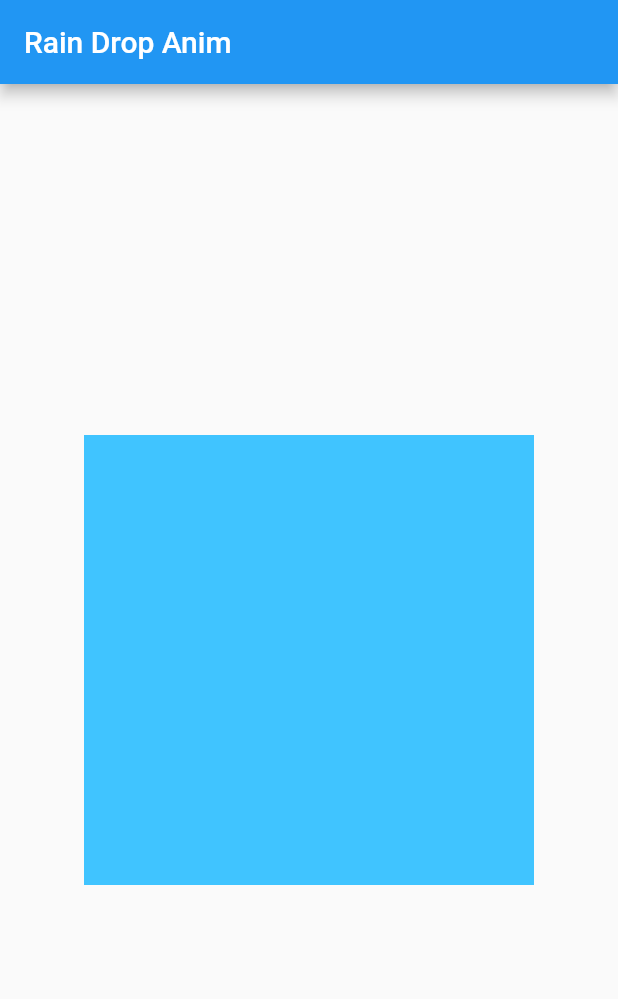
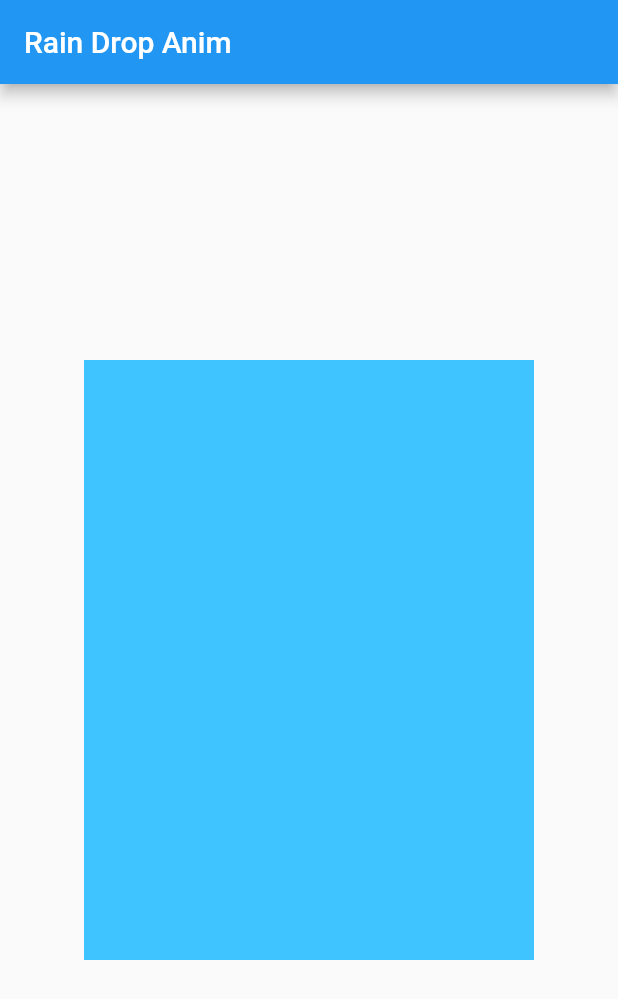
Before and after one commit to kevin-zhan/RainDropWidget, a Flutter app: the screen it shows after launch, on a phone screen of 412 x 824 dp. Shown: the top 999 px of the screen. Run offline on Flutter 3.47's test engine with Material 2 defaults, Android fonts, the phone set to English and light mode, and no system bars.

Commit message:
重构抽出RainDropWidget

```diff
--- a/lib/main.dart
+++ b/lib/main.dart
@@ -2,6 +2,7 @@ import 'package:flutter/material.dart';
 import 'package:flutter/rendering.dart' show debugPaintSizeEnabled;
 
 import 'rain_drop.dart';
+
 void main() {
   debugPaintSizeEnabled = true;
   runApp(MyApp());
@@ -30,57 +31,18 @@ class MyHomePage extends StatefulWidget {
   _MyHomePageState createState() => _MyHomePageState();
 }
 
-class _MyHomePageState extends State<MyHomePage> with TickerProviderStateMixin{
-
-  List<RainDropDrawer> rainList;
-  final GlobalKey paintKey = GlobalKey();
-  AnimationController animation;
-
+class _MyHomePageState extends State<MyHomePage> with TickerProviderStateMixin {
   @override
   void initState() {
     super.initState();
-    rainList = List();
-    animation = new AnimationController(
-      // 这个动画应该持续的时间长短
-        duration: const Duration(milliseconds: 500),
-        vsync: this
-    )..addListener(() {
-      if(rainList.isEmpty) {
-        animation.stop();
-      }
-      setState(() {
-
-      });
-    });
-
   }
 
   @override
   Widget build(BuildContext context) {
     return Scaffold(
-      appBar: AppBar(
-        title: Text(widget.title),
-      ),
-      body: Center(
-        child: Container(
-          color: Colors.lightBlueAccent,
-          child: GestureDetector(
-            key: paintKey,
-            onTapUp: (TapUpDetails tapUp) {
-              RenderBox getBox = paintKey.currentContext.findRenderObject();
-              var localOffset = getBox.globalToLocal(tapUp.globalPosition);
-
-              var rainDrop = RainDropDrawer(localOffset.dx, localOffset.dy);
-              rainList.add(rainDrop);
-              animation.repeat();
-            },
-            child: CustomPaint(
-              painter: RainDrop(rainList),
-              size: Size(300, 300),
-            ),
-          ),
-        )
+        appBar: AppBar(
+          title: Text(widget.title),
         ),
-      );
+        body: Center(child: RainDropWidget(width: 300, height: 400,)));
   }
 }
--- a/lib/rain_drop.dart
+++ b/lib/rain_drop.dart
@@ -1,10 +1,76 @@
 import 'package:flutter/rendering.dart';
+import 'package:flutter/material.dart';
+
+class RainDropWidget extends StatefulWidget {
+
+  RainDropWidget({Key key, this.width, this.height}) : super(key: key);
+
+  final double width;
+  final double height;
+
+  @override
+  State<StatefulWidget> createState() {
+    return RainDropState(width, height);
+  }
+}
+
+class RainDropState extends State<RainDropWidget>
+    with TickerProviderStateMixin {
+  List<RainDropDrawer> _rainList;
+  AnimationController _animation;
+  double _width = 300;
+  double _height = 300;
+
+  RainDropState(double width, double height) {
+    _width = width ?? _width;
+    _height = height ?? _height;
+  }
+
+  @override
+  void initState() {
+    super.initState();
+    _rainList = List();
+    _animation = new AnimationController(
+      // 因为是repeat的，这里的duration其实不care
+        duration: const Duration(milliseconds: 200),
+        vsync: this)
+      ..addListener(() {
+        if (_rainList.isEmpty) {
+          _animation.stop();
+        }
+        setState(() {});
+      });
+  }
+
+  @override
+  Widget build(BuildContext context) {
+    return Container(
+      color: Colors.lightBlueAccent,
+      width: _width,
+      height: _height,
+      child: GestureDetector(
+        onTapUp: (TapUpDetails tapUp) {
+          RenderBox getBox = context.findRenderObject();
+          var localOffset = getBox.globalToLocal(tapUp.globalPosition);
+
+          var rainDrop = RainDropDrawer(localOffset.dx, localOffset.dy);
+          _rainList.add(rainDrop);
+          _animation.repeat();
+        },
+        child: CustomPaint(
+          painter: RainDrop(_rainList),
+        ),
+      ),
+    );
+  }
+}
 
 class RainDrop extends CustomPainter {
   RainDrop(this.rainList);
 
   List<RainDropDrawer> rainList = List();
-  Paint  _paint = new Paint()..style = PaintingStyle.stroke;
+  Paint _paint = new Paint()..style = PaintingStyle.stroke;
+
   @override
   void paint(Canvas canvas, Size size) {
     rainList.forEach((item) {
@@ -33,11 +99,10 @@ class RainDropDrawer {
     double opt = (MAX_RADIUS - radius) / MAX_RADIUS;
     paint.color = Color.fromRGBO(0, 0, 0, opt);
     canvas.drawCircle(Offset(posX, posY), radius, paint);
-    radius += 1;
+    radius += 0.5;
   }
 
   bool isValid() {
     return radius < MAX_RADIUS;
   }
-
 }
```
